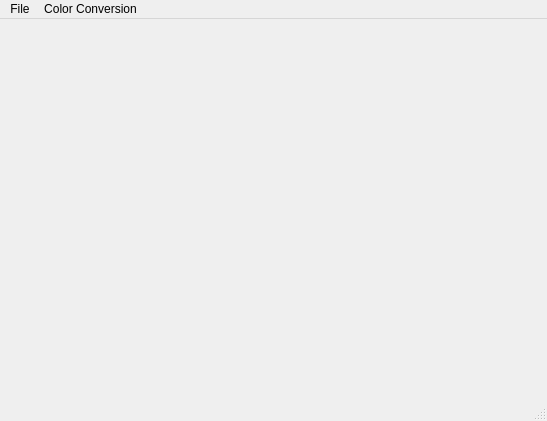
Old version of the form Sources/Interface/mainwindow.ui in the repository CucuAntonia/Object_Detection.
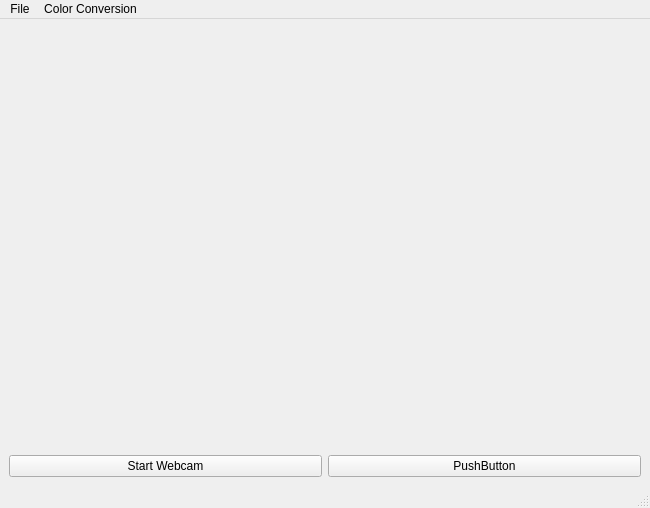
New version of the form.

Commit message: Interface is almost done, webcam starts when a button from interface is pressed

```diff
--- a/Sources/Interface/mainwindow.ui
+++ b/Sources/Interface/mainwindow.ui
@@ -6,35 +6,62 @@
    <rect>
     <x>0</x>
     <y>0</y>
-    <width>547</width>
-    <height>421</height>
+    <width>650</width>
+    <height>508</height>
    </rect>
   </property>
   <property name="windowTitle">
    <string>MainWindow</string>
   </property>
   <widget class="QWidget" name="centralwidget">
-   <widget class="QLabel" name="originalvid">
-    <property name="geometry">
-     <rect>
-      <x>26</x>
-      <y>40</y>
-      <width>491</width>
-      <height>321</height>
-     </rect>
-    </property>
-    <property name="text">
-     <string/>
-    </property>
-   </widget>
+   <layout class="QVBoxLayout" name="verticalLayout">
+    <item>
+     <widget class="QLabel" name="original_vid">
+      <property name="text">
+       <string/>
+      </property>
+     </widget>
+    </item>
+    <item>
+     <spacer name="verticalSpacer">
+      <property name="orientation">
+       <enum>Qt::Vertical</enum>
+      </property>
+      <property name="sizeHint" stdset="0">
+       <size>
+        <width>20</width>
+        <height>40</height>
+       </size>
+      </property>
+     </spacer>
+    </item>
+    <item>
+     <layout class="QHBoxLayout" name="horizontalLayout">
+      <item>
+       <widget class="QPushButton" name="startweb_button">
+        <property name="text">
+         <string>Start Webcam</string>
+        </property>
+       </widget>
+      </item>
+      <item>
+       <widget class="QPushButton" name="objdet_btn">
+        <property name="text">
+         <string>PushButton</string>
+        </property>
+       </widget>
+      </item>
+     </layout>
+    </item>
+   </layout>
   </widget>
   <widget class="QMenuBar" name="menubar">
    <property name="geometry">
     <rect>
      <x>0</x>
      <y>0</y>
-     <width>547</width>
-     <height>17</height>
+     <width>650</width>
+     <height>18</height>
     </rect>
    </property>
    <widget class="QMenu" name="menuFile">
```
Left out of the diff: 36 changed lines with no effect on the pictures. The commit also changes 5 other files.
